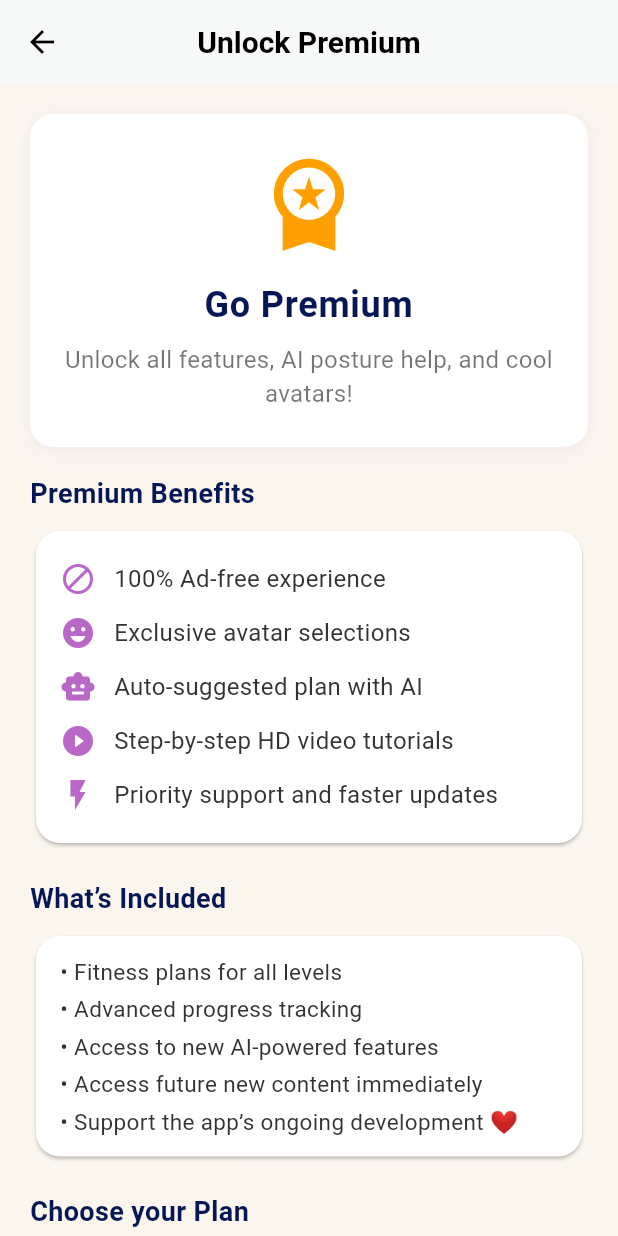
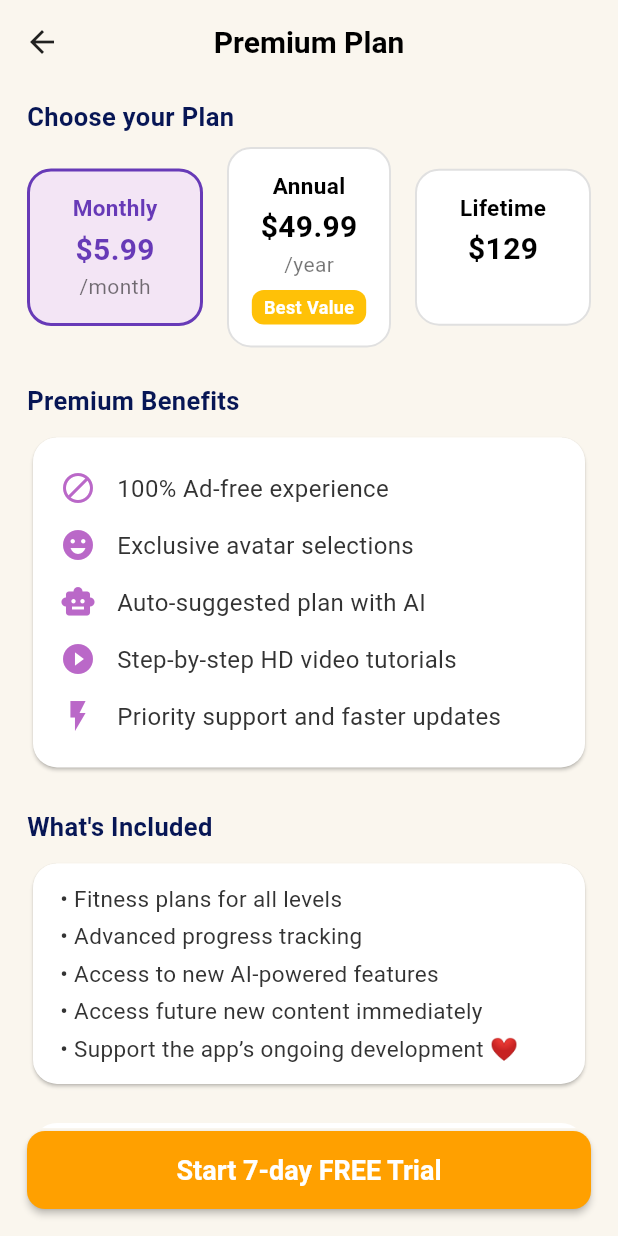
Before and after one commit to anthonyhalim150/FYP-25-S2-08, a Flutter app: the BuyPremiumScreen screen opened by its route, on a phone screen of 412 x 824 dp. Run offline on Flutter 3.47's test engine with Material 3 defaults, Android fonts, the phone set to English and light mode, and no system bars; our stand-ins replace flutter_fortune_wheel, flutter_local_notifications, flutter_secure_storage, google_sign_in, share_plus; missing offline and left inert: flutter_facebook_auth, health; accounts and stored records are empty.

Commit message:
Changed design for buypremium_screen

```diff
--- a/fyp/wise-workout/wise-workout-app/lib/screens/buypremium_screen.dart
+++ b/fyp/wise-workout/wise-workout-app/lib/screens/buypremium_screen.dart
@@ -1,22 +1,4 @@
 import 'package:flutter/material.dart';
-
-final List<Map<String, dynamic>> premiumReviews = [
-  {
-    "text": "Absolutely love the premium features! Worth every cent.",
-    "user": "Sophia",
-    "stars": 5
-  },
-  {
-    "text": "Great value, and the new workouts keep me coming back.",
-    "user": "James",
-    "stars": 4
-  },
-  {
-    "text": "Lifetime plan is a steal for the content you get 😍",
-    "user": "Lucas",
-    "stars": 5
-  },
-];
 
 class BuyPremiumScreen extends StatefulWidget {
   const BuyPremiumScreen({Key? key}) : super(key: key);
@@ -26,137 +8,201 @@ class BuyPremiumScreen extends StatefulWidget {
 }
 
 class _BuyPremiumScreenState extends State<BuyPremiumScreen> {
-  int selectedPlan = 0; // 0: Monthly, 1: Annual, 2: Lifetime
+  int selectedPlan = 0;
+
+  final List<Map<String, dynamic>> plans = [
+    {
+      'name': 'Monthly',
+      'price': '\$5.99',
+      'period': '/month',
+      'highlight': false,
+    },
+    {
+      'name': 'Annual',
+      'price': '\$49.99',
+      'period': '/year',
+      'highlight': true,
+    },
+    {
+      'name': 'Lifetime',
+      'price': '\$129',
+      'period': '',
+      'highlight': false,
+    },
+  ];
 
   @override
   Widget build(BuildContext context) {
     return Scaffold(
+      backgroundColor: const Color(0xFFFAF6EE),
       appBar: AppBar(
-        backgroundColor: Colors.white,
-        title: const Text("Unlock Premium", style: TextStyle(color: Colors.black)),
+        backgroundColor: const Color(0xFFFAF6EE),
+        elevation: 0,
+        leading: IconButton(
+            icon: const Icon(Icons.arrow_back, color: Colors.black87),
+            onPressed: () {
+              Navigator.pop(context);
+            }),
+        title: const Text('Premium Plan',
+            style: TextStyle(
+                color: Colors.black,
+                fontWeight: FontWeight.w600,
+                fontSize: 20)),
         centerTitle: true,
-        elevation: 1,
-        iconTheme: const IconThemeData(color: Colors.black),
       ),
-      backgroundColor: const Color(0xFFFAF6EE),
-      body: ListView(
-        padding: const EdgeInsets.all(20),
-        children: [
-          _topBanner(),
-          const SizedBox(height: 18),
-          _sectionTitle("Premium Benefits"),
-          _benefits(),
-          const SizedBox(height: 20),
-          _sectionTitle("What’s Included"),
-          _includedFeatures(),
-          const SizedBox(height: 20),
-          _sectionTitle("Choose your Plan"),
-          _planCards(context),
-          const SizedBox(height: 18),
-          _sectionTitle("What Premium Users Say"),
-          _userReviews(),
-          const SizedBox(height: 22),
-          _moneyBackGuarantee(),
-          const SizedBox(height: 18),
-          _trialButton(context),
-          const SizedBox(height: 30),
-        ],
+      body: SafeArea(
+        child: ListView(
+          padding: const EdgeInsets.symmetric(horizontal: 18),
+          children: [
+            const SizedBox(height: 10),
+            _sectionTitle('Choose your Plan'),
+            _planCards(),
+            const SizedBox(height: 24),
+            _sectionTitle('Premium Benefits'),
+            _benefitsCard(),
+            const SizedBox(height: 24),
+            _sectionTitle("What's Included"),
+            _includedCard(),
+            const SizedBox(height: 18),
+            _moneyBackCard(),
+            const SizedBox(height: 80), // for button spacing
+          ],
+        ),
+      ),
+      bottomNavigationBar: Padding(
+        padding: const EdgeInsets.fromLTRB(18, 2, 18, 18),
+        child: SizedBox(
+          height: 52,
+          width: double.infinity,
+          child: ElevatedButton(
+            style: ElevatedButton.styleFrom(
+              backgroundColor: Colors.amber[700],
+              foregroundColor: Colors.white,
+              textStyle: const TextStyle(
+                  fontWeight: FontWeight.bold, fontSize: 18),
+              shape: RoundedRectangleBorder(
+                  borderRadius: BorderRadius.circular(12)),
+              elevation: 2,
+            ),
+            onPressed: () {
+              ScaffoldMessenger.of(context).showSnackBar(SnackBar(
+                  content: Text(
+                      'Start 7-day FREE Trial for ${plans[selectedPlan]['name']} Plan'
+                  )));
+            },
+            child: const Text("Start 7-day FREE Trial"),
+          ),
+        ),
       ),
     );
   }
-
-  Widget _topBanner() => Container(
-    decoration: BoxDecoration(
-      color: Colors.white,
-      borderRadius: BorderRadius.circular(16),
-      boxShadow: [
-        BoxShadow(
-          color: Colors.purple.withOpacity(0.07),
-          blurRadius: 9,
-          offset: const Offset(0, 2),
-        ),
-      ],
-    ),
-    padding: const EdgeInsets.symmetric(horizontal: 18, vertical: 24),
-    child: Column(
-      mainAxisAlignment: MainAxisAlignment.center,
-      children: [
-        Icon(
-          Icons.workspace_premium,
-          size: 70,
-          color: Colors.amber[700],
-        ),
-        const SizedBox(height: 16),
-        const Text(
-          "Go Premium",
-          style: TextStyle(
-            fontSize: 24,
-            fontWeight: FontWeight.bold,
-            color: Color(0xFF071655),
-            letterSpacing: 0.5,
-          ),
-          textAlign: TextAlign.center,
-        ),
-        const SizedBox(height: 8),
-        const Text(
-          "Unlock all features, AI posture help, and cool avatars!",
-          style: TextStyle(
-            fontSize: 16,
-            color: Colors.black54,
-          ),
-          textAlign: TextAlign.center,
-        ),
-      ],
-    ),
-  );
 
   Widget _sectionTitle(String title) => Padding(
     padding: const EdgeInsets.only(bottom: 8),
     child: Text(
       title,
       style: const TextStyle(
-          fontWeight: FontWeight.bold,
-          fontSize: 18,
-          color: Color(0xFF071655)),
+          fontWeight: FontWeight.w700, fontSize: 17, color: Color(0xFF071655)),
     ),
   );
 
-  Widget _benefits() => Card(
+  Widget _planCards() => Row(
+    mainAxisAlignment: MainAxisAlignment.spaceBetween,
+    children: List.generate(plans.length, (idx) {
+      bool highlight = selectedPlan == idx;
+      bool bestValue = idx == 1;
+      return Expanded(
+        child: GestureDetector(
+          onTap: () => setState(() => selectedPlan = idx),
+          child: Container(
+            margin: EdgeInsets.only(left: idx == 0 ? 0 : 8, right: idx == plans.length - 1 ? 0 : 8),
+            decoration: BoxDecoration(
+              color: highlight ? Colors.purple[50] : Colors.white,
+              borderRadius: BorderRadius.circular(16),
+              border: Border.all(
+                color: highlight ? Colors.deepPurple : Colors.grey.shade300,
+                width: highlight ? 2 : 1.3,
+              ),
+            ),
+            padding: const EdgeInsets.symmetric(vertical: 14),
+            child: Column(
+              children: [
+                Text(plans[idx]['name'],
+                    style: TextStyle(
+                        color: highlight ? Colors.deepPurple : Colors.black,
+                        fontWeight: FontWeight.bold,
+                        fontSize: 15)),
+                const SizedBox(height: 3),
+                Text(plans[idx]['price'],
+                    style: TextStyle(
+                        color: highlight ? Colors.deepPurple : Colors.black,
+                        fontWeight: FontWeight.bold,
+                        fontSize: 20)),
+                Text(plans[idx]['period'],
+                    style: const TextStyle(
+                      fontSize: 14,
+                      color: Colors.black54,
+                    )),
+                if (bestValue)
+                  Container(
+                    margin: const EdgeInsets.only(top: 7),
+                    padding: const EdgeInsets.symmetric(
+                        horizontal: 8, vertical: 3),
+                    decoration: BoxDecoration(
+                      color: Colors.amber,
+                      borderRadius: BorderRadius.circular(8),
+                    ),
+                    child: const Text('Best Value',
+                        style: TextStyle(
+                            color: Colors.white,
+                            fontWeight: FontWeight.w600,
+                            fontSize: 12)),
+                  )
+              ],
+            ),
+          ),
+        ),
+      );
+    }),
+  );
+
+  Widget _benefitsCard() => Card(
     shape: RoundedRectangleBorder(borderRadius: BorderRadius.circular(16)),
-    color: Colors.white,
-    elevation: 1,
     child: Padding(
-      padding: const EdgeInsets.symmetric(horizontal: 16, vertical: 14),
+      padding: const EdgeInsets.symmetric(horizontal: 18, vertical: 15),
       child: Column(
         children: [
           _benefitTile(Icons.block, "100% Ad-free experience"),
           _benefitTile(Icons.emoji_emotions, "Exclusive avatar selections"),
           _benefitTile(Icons.smart_toy, "Auto-suggested plan with AI"),
-          _benefitTile(
-              Icons.play_circle_fill_rounded, "Step-by-step HD video tutorials"),
-          _benefitTile(Icons.flash_on, "Priority support and faster updates"),
+          _benefitTile(Icons.play_circle_filled,
+              "Step-by-step HD video tutorials"),
+          _benefitTile(Icons.flash_on,
+              "Priority support and faster updates"),
         ],
       ),
     ),
   );
 
-  Widget _benefitTile(IconData icon, String label) => Padding(
-    padding: const EdgeInsets.symmetric(vertical: 6),
+  Widget _benefitTile(IconData icon, String text) => Padding(
+    padding: const EdgeInsets.symmetric(vertical: 7),
     child: Row(
       children: [
         Icon(icon, color: Colors.purple[300]),
-        const SizedBox(width: 12),
-        Expanded(child: Text(label, style: const TextStyle(fontSize: 16))),
+        const SizedBox(width: 14),
+        Expanded(
+            child: Text(
+              text,
+              style: const TextStyle(fontSize: 16),
+            )),
       ],
     ),
   );
 
-  Widget _includedFeatures() => Card(
+  Widget _includedCard() => Card(
     shape: RoundedRectangleBorder(borderRadius: BorderRadius.circular(16)),
-    elevation: 1,
-    color: Colors.white,
     child: Padding(
-      padding: const EdgeInsets.symmetric(horizontal: 16, vertical: 13),
+      padding: const EdgeInsets.symmetric(horizontal: 18, vertical: 13),
       child: Column(
         crossAxisAlignment: CrossAxisAlignment.start,
         children: const [
@@ -174,239 +220,38 @@ class _BuyPremiumScreenState extends State<BuyPremiumScreen> {
     ),
   );
 
-  Widget _planCards(BuildContext context) => Row(
-    mainAxisAlignment: MainAxisAlignment.spaceAround,
-    children: [
-      _planCard(
-        context: context,
-        idx: 0,
-        name: "Monthly",
-        price: "\$5.99",
-        per: "/month",
-        highlight: selectedPlan == 0,
-      ),
-      _planCard(
-        context: context,
-        idx: 1,
-        name: "Annual",
-        price: "\$49.99",
-        per: "/year",
-        highlight: selectedPlan == 1,
-        bestValue: true,
-      ),
-      _planCard(
-        context: context,
-        idx: 2,
-        name: "Lifetime",
-        price: "\$129",
-        per: "",
-        highlight: selectedPlan == 2,
-      ),
-    ],
-  );
-
-  Widget _planCard({
-    required BuildContext context,
-    required int idx,
-    required String name,
-    required String price,
-    required String per,
-    bool highlight = false,
-    bool bestValue = false,
-  }) {
-    final selectedColor = highlight ? Colors.purple[100] : Colors.white;
-    final selectedBorder = highlight ? Colors.deepPurple : Colors.purple.shade100;
-    return Expanded(
-      child: GestureDetector(
-        onTap: () {
-          setState(() {
-            selectedPlan = idx;
-          });
-        },
-        child: Container(
-          margin: const EdgeInsets.symmetric(horizontal: 6),
-          decoration: BoxDecoration(
-            color: selectedColor,
-            borderRadius: BorderRadius.circular(16),
-            border: Border.all(
-              width: highlight ? 2.7 : 1.2,
-              color: selectedBorder,
-            ),
-            boxShadow: [
-              if (highlight)
-                BoxShadow(
-                  color: Colors.deepPurple.withOpacity(0.13),
-                  blurRadius: 14,
-                  offset: const Offset(0, 5),
-                ),
-            ],
-          ),
-          child: Padding(
-            padding: const EdgeInsets.symmetric(vertical: 16, horizontal: 4),
-            child: Column(
-              children: [
-                Text(
-                  name,
-                  style: TextStyle(
-                    fontSize: 17,
-                    fontWeight: FontWeight.bold,
-                    color: highlight ? Colors.deepPurple : Colors.black,
-                  ),
-                ),
-                const SizedBox(height: 8),
-                Text(
-                  price,
-                  style: TextStyle(
-                    fontSize: 22,
-                    fontWeight: FontWeight.bold,
-                    color: highlight ? Colors.deepPurple : Colors.black87,
-                  ),
-                ),
-                Text(
-                  per,
-                  style: const TextStyle(fontSize: 14, color: Colors.black54),
-                ),
-                if (bestValue)
-                  Padding(
-                    padding: const EdgeInsets.only(top: 10.0),
-                    child: Container(
-                      padding:
-                      const EdgeInsets.symmetric(horizontal: 9, vertical: 3),
-                      decoration: BoxDecoration(
-                        color: Colors.amber,
-                        borderRadius: BorderRadius.circular(9),
-                      ),
-                      child: const Text(
-                        "Best Value",
-                        style: TextStyle(
-                            color: Colors.white,
-                            fontWeight: FontWeight.bold,
-                            fontSize: 12),
-                      ),
+  Widget _moneyBackCard() => Card(
+    shape: RoundedRectangleBorder(borderRadius: BorderRadius.circular(16)),
+    elevation: 0,
+    color: Colors.white,
+    child: Padding(
+      padding: const EdgeInsets.all(16.0),
+      child: Row(
+        children: [
+          Icon(Icons.verified, color: Colors.green[700], size: 33),
+          const SizedBox(width: 14),
+          Expanded(
+            child: RichText(
+              text: const TextSpan(
+                children: [
+                  TextSpan(
+                    text: "7-Day Money Back Guarantee\n",
+                    style: TextStyle(
+                      color: Colors.green,
+                      fontWeight: FontWeight.bold,
+                      fontSize: 16,
                     ),
                   ),
-              ],
-            ),
-          ),
-        ),
-      ),
-    );
-  }
-
-  Widget _userReviews() => Column(
-    children: premiumReviews.map((review) {
-      int stars = ((review["stars"] ?? 0) as num).clamp(0, 5).toInt();
-      return Container(
-        margin: const EdgeInsets.only(bottom: 14),
-        decoration: BoxDecoration(
-          color: Colors.white.withOpacity(0.96),
-          borderRadius: BorderRadius.circular(12),
-          boxShadow: [
-            BoxShadow(
-              color: Colors.purple.withOpacity(0.06),
-              blurRadius: 7,
-              offset: const Offset(0, 1),
-            )
-          ],
-        ),
-        padding: const EdgeInsets.symmetric(horizontal: 14, vertical: 10),
-        child: Row(
-          crossAxisAlignment: CrossAxisAlignment.start,
-          children: [
-            Icon(Icons.account_circle_rounded,
-                color: Colors.purple[300], size: 35),
-            const SizedBox(width: 10),
-            Expanded(
-              child: Column(
-                crossAxisAlignment: CrossAxisAlignment.start,
-                children: [
-                  Row(
-                    children: [
-                      ...List.generate(
-                          stars,
-                              (_) => Icon(Icons.star,
-                              size: 16, color: Colors.amber)),
-                      ...List.generate(
-                          5 - stars,
-                              (_) => Icon(Icons.star_border,
-                              size: 16, color: Colors.grey)),
-                    ],
+                  TextSpan(
+                    text:
+                    "Try any premium plan risk-free. Cancel anytime in the first 7 days for a full refund.",
+                    style: TextStyle(color: Colors.black87, fontSize: 13.8),
                   ),
-                  const SizedBox(height: 4),
-                  Text(
-                    "\"${review["text"]}\"",
-                    style: const TextStyle(fontSize: 14),
-                  ),
-                  const SizedBox(height: 4),
-                  Text("- ${review["user"]}",
-                      style: const TextStyle(
-                          fontSize: 13,
-                          fontWeight: FontWeight.bold,
-                          color: Colors.black54)),
                 ],
               ),
             ),
-          ],
-        ),
-      );
-    }).toList(),
-  );
-
-  Widget _moneyBackGuarantee() => Container(
-    decoration: BoxDecoration(
-      color: Colors.white,
-      border: Border.all(color: Colors.green.shade300, width: 1),
-      borderRadius: BorderRadius.circular(14),
-    ),
-    padding: const EdgeInsets.symmetric(horizontal: 16, vertical: 18),
-    child: Row(
-      children: [
-        Icon(Icons.verified, color: Colors.green[700], size: 32),
-        const SizedBox(width: 14),
-        Expanded(
-          child: Column(
-            crossAxisAlignment: CrossAxisAlignment.start,
-            children: const [
-              Text(
-                "7-Day Money Back Guarantee",
-                style: TextStyle(
-                    color: Colors.green,
-                    fontWeight: FontWeight.bold,
-                    fontSize: 16),
-              ),
-              SizedBox(height: 6),
-              Text(
-                "Try any premium plan risk-free. Cancel anytime in the first 7 days for a full refund.",
-                style: TextStyle(fontSize: 13.6),
-              ),
-            ],
           ),
-        ),
-      ],
-    ),
-  );
-
-  Widget _trialButton(BuildContext context) => Center(
-    child: SizedBox(
-      width: double.infinity,
-      child: ElevatedButton(
-        style: ElevatedButton.styleFrom(
-          backgroundColor: Colors.amber[700],
-          foregroundColor: Colors.white,
-          textStyle:
-          const TextStyle(fontWeight: FontWeight.bold, fontSize: 17),
-          shape: RoundedRectangleBorder(
-              borderRadius: BorderRadius.circular(13)),
-          padding: const EdgeInsets.symmetric(vertical: 16),
-          elevation: 2,
-        ),
-        onPressed: () {
-          ScaffoldMessenger.of(context).showSnackBar(SnackBar(
-              content: Text(
-                  'Start 7-day FREE Trial for ${["Monthly", "Annual", "Lifetime"][selectedPlan]} Plan')));
-          // Integrate purchase logic here
-        },
-        child: const Text("Start 7-day FREE Trial"),
+        ],
       ),
     ),
   );
```
